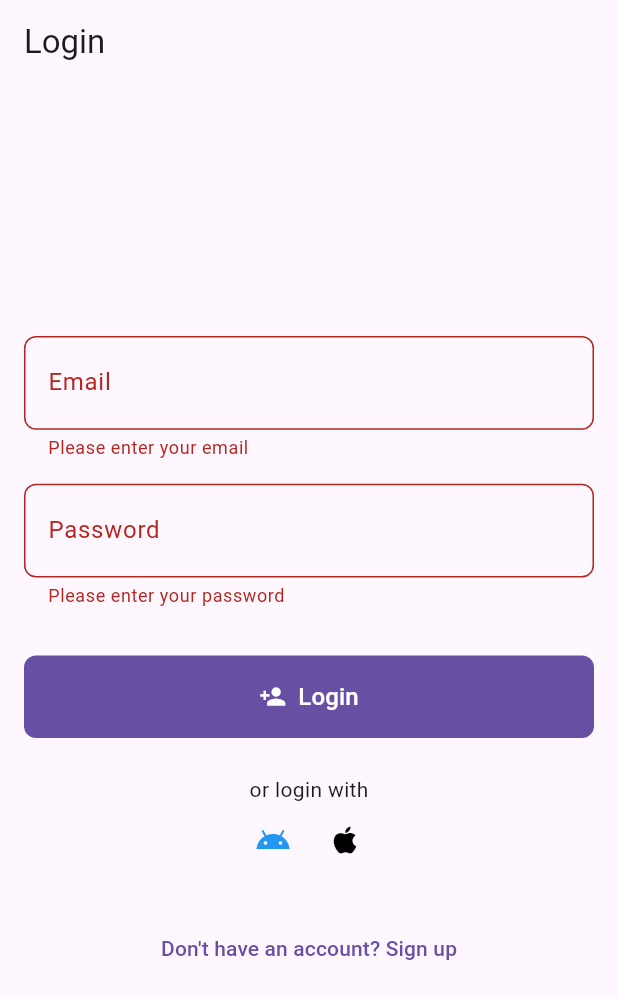
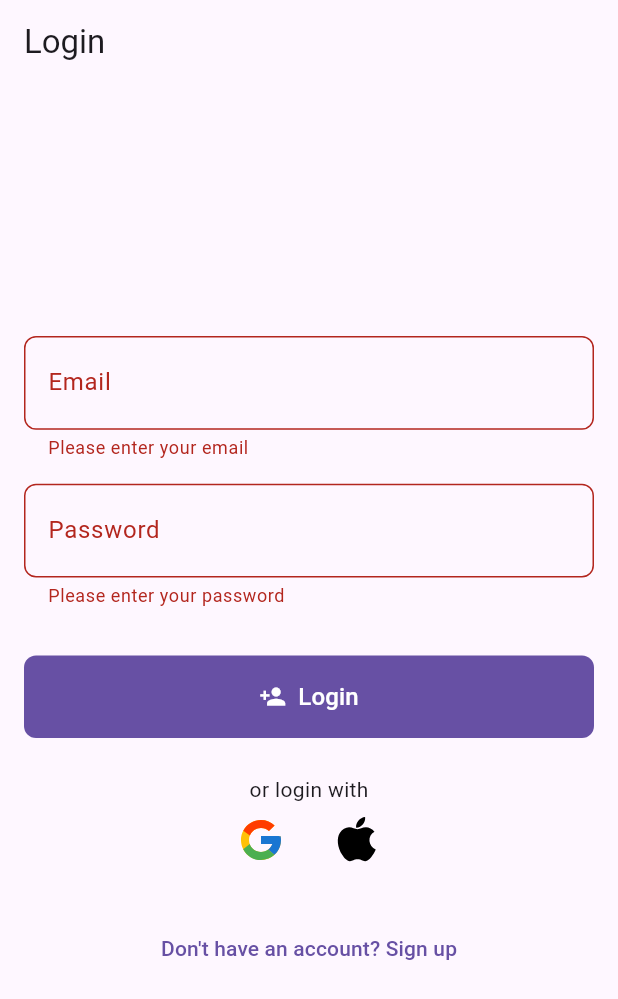
Before and after one commit to rddewan/YouCanCode-Mobile, a Flutter app: the screen it shows after launch, after a tap on "Login", on a phone screen of 412 x 824 dp. Shown: the top 999 px of the screen. Run offline on Flutter 3.47's test engine with Material 3 defaults, Android fonts, the phone set to English and light mode, and no system bars; our stand-ins replace dio, flutter_riverpod, flutter_secure_storage, flutter_svg, freezed_annotation, go_router and 2 more; missing offline and left inert: dio_http_formatter; generated files the repository leaves out were written again.

Commit message:
flutter gen

```diff
--- a/lib/features/login/presentation/ui/widget/login_with.dart
+++ b/lib/features/login/presentation/ui/widget/login_with.dart
@@ -1,6 +1,8 @@
 import 'package:flutter/material.dart';
 import 'package:flutter_riverpod/flutter_riverpod.dart';
 import 'package:youcancode/common/extension/string_hardcoded.dart';
+import 'package:youcancode/common/style/dimens.dart';
+import 'package:youcancode/gen/assets.gen.dart';
 
 class LoginWith extends ConsumerWidget {
   const LoginWith({super.key});
@@ -13,13 +15,20 @@ class LoginWith extends ConsumerWidget {
         mainAxisAlignment: MainAxisAlignment.center,
         children: [
           IconButton(
-            icon: const Icon(Icons.android, color: Colors.blue),
+            icon: Assets.images.google.svg(
+              width: 32,
+              height: 32,
+            ),
             onPressed: () {
               // Handle Google login
             },
           ),
+          const SizedBox(width: kMedium),
           IconButton(
-            icon: const Icon(Icons.apple, color: Colors.black),
+            icon: Assets.images.apple.svg(
+              width: 32,
+              height: 32,
+            ),
             onPressed: () {
               // Handle Apple login
             },
--- /dev/null
+++ b/lib/gen/assets.gen.dart
@@ -0,0 +1,109 @@
+/// GENERATED CODE - DO NOT MODIFY BY HAND
+/// *****************************************************
+///  FlutterGen
+/// *****************************************************
+
+// coverage:ignore-file
+// ignore_for_file: type=lint
+// ignore_for_file: directives_ordering,unnecessary_import,implicit_dynamic_list_literal,deprecated_member_use
+
+import 'package:flutter/services.dart';
+import 'package:flutter/widgets.dart';
+import 'package:flutter_svg/flutter_svg.dart' as _svg;
+import 'package:vector_graphics/vector_graphics.dart' as _vg;
+
+class $AssetsImagesGen {
+  const $AssetsImagesGen();
+
+  /// File path: assets/images/apple.svg
+  SvgGenImage get apple => const SvgGenImage('assets/images/apple.svg');
+
+  /// File path: assets/images/google.svg
+  SvgGenImage get google => const SvgGenImage('assets/images/google.svg');
+
+  /// List of all assets
+  List<SvgGenImage> get values => [apple, google];
+}
+
+class Assets {
+  Assets._();
+
+  static const $AssetsImagesGen images = $AssetsImagesGen();
+}
+
+class SvgGenImage {
+  const SvgGenImage(
+    this._assetName, {
+    this.size,
+    this.flavors = const {},
+  }) : _isVecFormat = false;
+
+  const SvgGenImage.vec(
+    this._assetName, {
+    this.size,
+    this.flavors = const {},
+  }) : _isVecFormat = true;
+
+  final String _assetName;
+  final Size? size;
+  final Set<String> flavors;
+  final bool _isVecFormat;
+
+  _svg.SvgPicture svg({
+    Key? key,
+    bool matchTextDirection = false,
+    AssetBundle? bundle,
+    String? package,
+    double? width,
+    double? height,
+    BoxFit fit = BoxFit.contain,
+    AlignmentGeometry alignment = Alignment.center,
+    bool allowDrawingOutsideViewBox = false,
+    WidgetBuilder? placeholderBuilder,
+    String? semanticsLabel,
+    bool excludeFromSemantics = false,
+    _svg.SvgTheme? theme,
+    ColorFilter? colorFilter,
+    Clip clipBehavior = Clip.hardEdge,
+    @deprecated Color? color,
+    @deprecated BlendMode colorBlendMode = BlendMode.srcIn,
+    @deprecated bool cacheColorFilter = false,
+  }) {
+    final _svg.BytesLoader loader;
+    if (_isVecFormat) {
+      loader = _vg.AssetBytesLoader(
+        _assetName,
+        assetBundle: bundle,
+        packageName: package,
+      );
+    } else {
+      loader = _svg.SvgAssetLoader(
+        _assetName,
+        assetBundle: bundle,
+        packageName: package,
+        theme: theme,
+      );
+    }
+    return _svg.SvgPicture(
+      loader,
+      key: key,
+      matchTextDirection: matchTextDirection,
+      width: width,
+      height: height,
+      fit: fit,
+      alignment: alignment,
+      allowDrawingOutsideViewBox: allowDrawingOutsideViewBox,
+      placeholderBuilder: placeholderBuilder,
+      semanticsLabel: semanticsLabel,
+      excludeFromSemantics: excludeFromSemantics,
+      colorFilter: colorFilter ??
+          (color == null ? null : ColorFilter.mode(color, colorBlendMode)),
+      clipBehavior: clipBehavior,
+      cacheColorFilter: cacheColorFilter,
+    );
+  }
+
+  String get path => _assetName;
+
+  String get keyName => _assetName;
+}
```
Also changed, not shown: pubspec.yaml (+14 -2 lines), assets/images/apple.svg (added), assets/images/google.svg (added), pubspec.lock.
